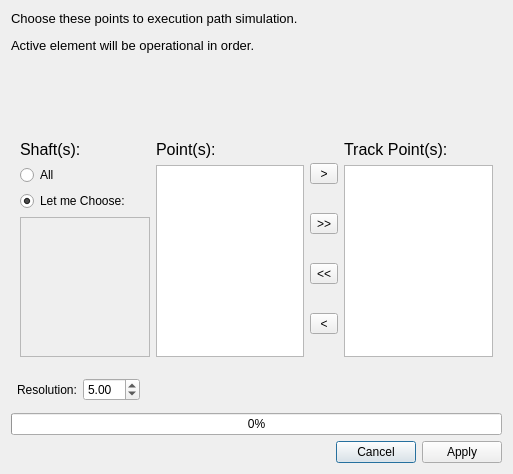
The window that core/dialog/run_Path_Track.ui (KmolYuan/Pyslvs-UI) describes before a commit, drawn with Qt 5.
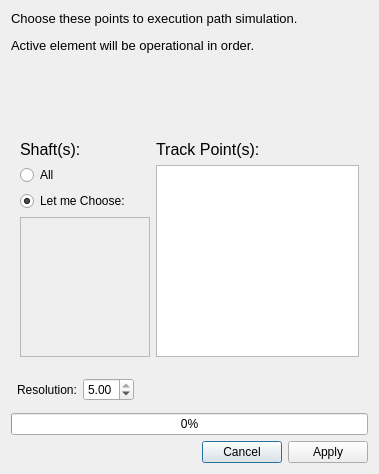
The same window after the commit. Icons and pictures are not drawn.

Patch:
```diff
--- a/core/dialog/run_Path_Track.ui
+++ b/core/dialog/run_Path_Track.ui
@@ -6,7 +6,7 @@
    <rect>
     <x>0</x>
     <y>0</y>
-    <width>513</width>
+    <width>379</width>
     <height>474</height>
    </rect>
   </property>
@@ -18,13 +18,13 @@
   </property>
   <property name="minimumSize">
    <size>
-    <width>513</width>
+    <width>379</width>
     <height>474</height>
    </size>
   </property>
   <property name="maximumSize">
    <size>
-    <width>513</width>
+    <width>379</width>
     <height>474</height>
    </size>
   </property>
@@ -161,80 +161,6 @@
         </item>
        </layout>
       </item>
-      <item>
-       <layout class="QVBoxLayout" name="verticalLayout_2">
-        <item>
-         <widget class="QLabel" name="label_2">
-          <property name="text">
-           <string>&lt;html&gt;&lt;head/&gt;&lt;body&gt;&lt;p&gt;&lt;span style=&quot; font-size:12pt;&quot;&gt;Point(s):&lt;/span&gt;&lt;/p&gt;&lt;/body&gt;&lt;/html&gt;</string>
-          </property>
-          <property name="textFormat">
-           <enum>Qt::RichText</enum>
-          </property>
-          <property name="alignment">
-           <set>Qt::AlignLeading|Qt::AlignLeft|Qt::AlignTop</set>
-          </property>
-          <property name="wordWrap">
-           <bool>true</bool>
-          </property>
-         </widget>
-        </item>
-        <item>
-         <widget class="QListWidget" name="Point_list">
-          <property name="sizePolicy">
-           <sizepolicy hsizetype="Expanding" vsizetype="Fixed">
-            <horstretch>0</horstretch>
-            <verstretch>0</verstretch>
-           </sizepolicy>
-          </property>
-         </widget>
-        </item>
-       </layout>
-      </item>
-      <item>
-       <layout class="QVBoxLayout" name="verticalLayout">
-        <item>
-         <widget class="QToolButton" name="add_button">
-          <property name="sizePolicy">
-           <sizepolicy hsizetype="Preferred" vsizetype="Fixed">
-            <horstretch>0</horstretch>
-            <verstretch>0</verstretch>
-           </sizepolicy>
-          </property>
-          <property name="text">
-           <string>&gt;</string>
-          </property>
-         </widget>
-        </item>
-        <item>
-         <widget class="QToolButton" name="addAll_button">
-          <property name="text">
-           <string>&gt;&gt;</string>
-          </property>
-         </widget>
-        </item>
-        <item>
-         <widget class="QToolButton" name="removeAll_botton">
-          <property name="text">
-           <string>&lt;&lt;</string>
-          </property>
-         </widget>
-        </item>
-        <item>
-         <widget class="QToolButton" name="remove_botton">
-          <property name="sizePolicy">
-           <sizepolicy hsizetype="Preferred" vsizetype="Fixed">
-            <horstretch>0</horstretch>
-            <verstretch>0</verstretch>
-           </sizepolicy>
-          </property>
-          <property name="text">
-           <string>&lt;</string>
-          </property>
-         </widget>
-        </item>
-       </layout>
-      </item>
       <item>
        <layout class="QVBoxLayout" name="verticalLayout_3">
         <item>
@@ -296,7 +222,7 @@
          <double>0.500000000000000</double>
         </property>
         <property name="maximum">
-         <double>45.000000000000000</double>
+         <double>5.000000000000000</double>
         </property>
         <property name="singleStep">
          <double>0.500000000000000</double>
```
Left out of the diff: 2 changed lines with no effect on the pictures.
